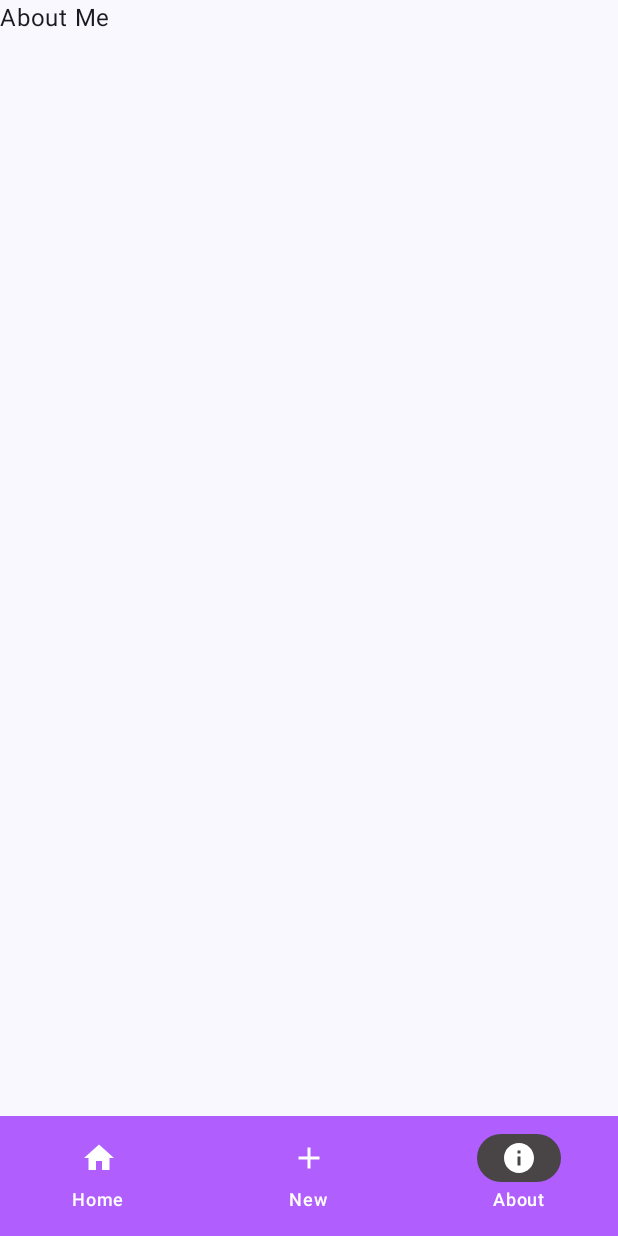
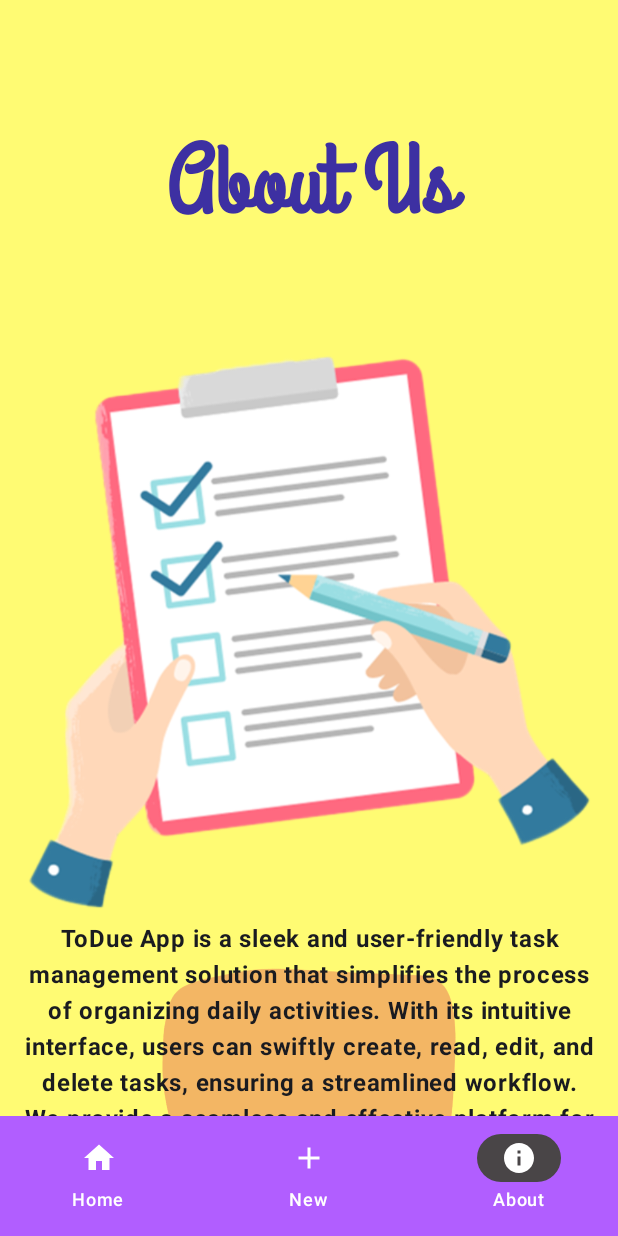
Before and after one commit to glitchcodes/todo-app, an Android app built with Jetpack Compose: the AboutScreen screen opened through its navigation route, on a phone screen of 412 x 824 dp. Run offline under Robolectric (Android 15) with nearby library versions, the phone set to English and light mode, and no system bars; our stand-ins replace Dagger/Hilt's generated code, Firebase (no records; nobody signed in at launch, a user with empty details on screens opened directly), accompanist.

Commit message:
add design to ABOUT_US

```diff
--- a/app/src/main/java/com/example/todoappcompose/ui/about_me/AboutScreen.kt
+++ b/app/src/main/java/com/example/todoappcompose/ui/about_me/AboutScreen.kt
@@ -1,12 +1,82 @@
 package com.example.todoappcompose.ui.about_me
 
+import androidx.compose.foundation.Image
+import androidx.compose.foundation.layout.Box
+import androidx.compose.foundation.layout.Column
+import androidx.compose.foundation.layout.Spacer
+import androidx.compose.foundation.layout.fillMaxSize
+import androidx.compose.foundation.layout.fillMaxWidth
+import androidx.compose.foundation.layout.height
+import androidx.compose.foundation.layout.padding
+import androidx.compose.material3.Surface
 import androidx.compose.material3.Text
 import androidx.compose.runtime.Composable
+import androidx.compose.ui.Alignment
 import androidx.compose.ui.Modifier
+import androidx.compose.ui.res.painterResource
+import androidx.compose.ui.text.font.FontWeight
+import androidx.compose.ui.text.style.TextAlign
+import androidx.compose.ui.unit.dp
+import androidx.compose.ui.unit.sp
+import com.example.todoappcompose.R
+import com.example.todoappcompose.ui.theme.Blue50
+import com.example.todoappcompose.ui.theme.GrandHotel
+import com.example.todoappcompose.ui.theme.MainBG
 
 @Composable
-fun AboutScreen(
-    modifier: Modifier = Modifier
-) {
-    Text(text = "About Me")
+fun AboutScreen() {
+    Surface(
+        color = MainBG,
+        modifier = Modifier.fillMaxSize()
+    ) {
+        Box(
+            modifier = Modifier.padding(16.dp)
+        ) {
+            Column {
+                Spacer(modifier = Modifier.height(64.dp))
+
+                Box(modifier = Modifier.fillMaxWidth(), contentAlignment = Alignment.Center) {
+                    Text(
+                        text = "About Us",
+                        fontFamily = GrandHotel,
+                        fontSize = 64.sp,
+                        fontWeight = FontWeight.Bold,
+                        textAlign = TextAlign.Center,
+                        color = Blue50
+                    )
+                }
+
+                Spacer(modifier = Modifier.height(64.dp))
+
+                Box(
+                    modifier = Modifier.fillMaxWidth()
+                ) {
+                    val image = painterResource(id = R.drawable.about_me_1)
+                    Image(
+                        painter = image,
+                        contentDescription = null,
+                        modifier = Modifier.align(Alignment.Center)
+                    )
+//                    Text("Test", modifier = Modifier.align(Alignment.Center))
+                }
+
+                Box(
+                    modifier = Modifier.fillMaxWidth()
+                ) {
+                    val image = painterResource(id = R.drawable.about_me_2)
+                    Image(
+                        painter = image,
+                        contentDescription = null,
+                        modifier = Modifier.align(Alignment.Center)
+                    )
+                    Text(
+                        text = "ToDue App is a sleek and user-friendly task management solution that simplifies the process of organizing daily activities. With its intuitive interface, users can swiftly create, read, edit, and delete tasks, ensuring a streamlined workflow. We provide a seamless and effective platform for individuals seeking a straightforward and powerful tool for their to-do lists.",
+                        textAlign = TextAlign.Center,
+                        fontWeight = FontWeight.Bold,
+                        modifier = Modifier.align(Alignment.Center)
+                    )
+                }
+            }
+        }
+    }
 }
```
Also changed, not shown: app/src/main/res/drawable/about_me_1.png (added), app/src/main/res/drawable/about_me_2.png (added).
